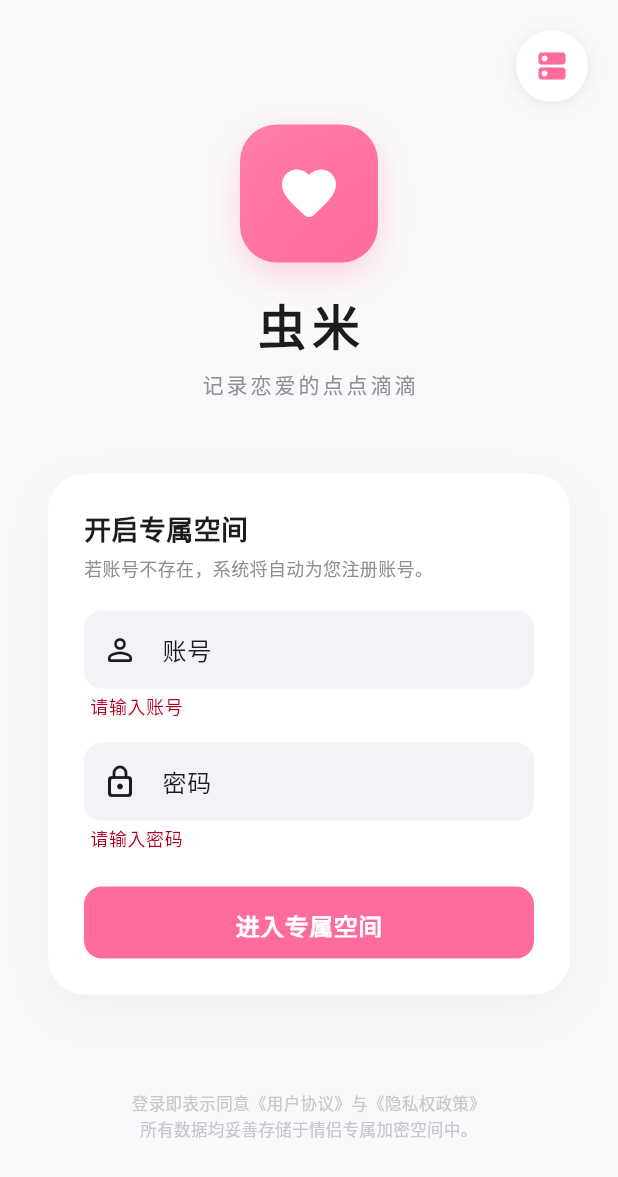
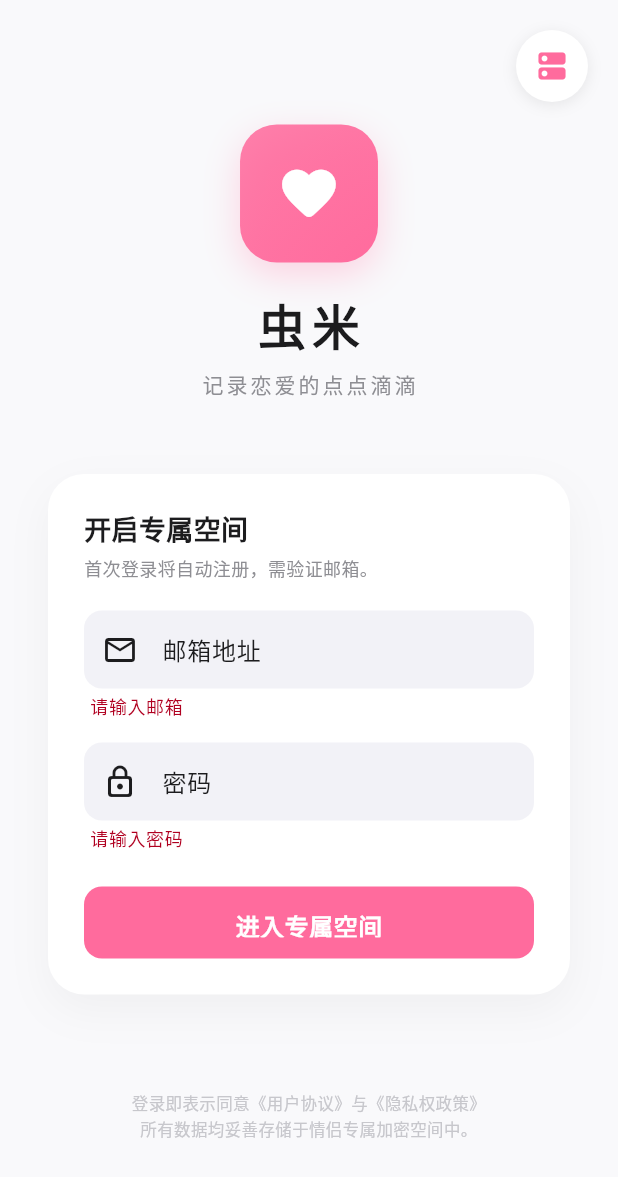
Before and after one commit to Chain813/love-app, a Flutter app: the LoginScreen screen opened by its route, after a tap on "进入专属空间", on a phone screen of 412 x 824 dp. Shown: the top 1177 px of the screen. Run offline on Flutter 3.47's test engine with Material 3 defaults, Android fonts, the phone set to English and light mode, and no system bars; our stand-ins replace animate_do, audioplayers, cached_network_image, confetti, connectivity_plus, dio and 18 more; accounts and stored records are empty.

Commit message:
@ feat: switch to email-based authentication with verification
- Login screen: username field replaced with email field
- SupabaseService: query Profile by email instead of username
- Registration: store email in Profile table, send verification email
- Login: check email verification status, show clear error if not verified
- Local mode: quick login uses email format
- SQL: ALTER TABLE "Profile" ADD COLUMN email TEXT
@

```diff
--- a/lib/screens/auth/login_screen.dart
+++ b/lib/screens/auth/login_screen.dart
@@ -12,13 +12,13 @@ class LoginScreen extends StatefulWidget {
 }
 
 class _LoginScreenState extends State<LoginScreen> {
-  final _usernameController = TextEditingController();
+  final _emailController = TextEditingController();
   final _passwordController = TextEditingController();
   final _formKey = GlobalKey<FormState>();
 
   @override
   void dispose() {
-    _usernameController.dispose();
+    _emailController.dispose();
     _passwordController.dispose();
     super.dispose();
   }
@@ -26,14 +26,14 @@ class _LoginScreenState extends State<LoginScreen> {
   Future<void> _handleLogin(BuildContext context) async {
     if (!_formKey.currentState!.validate()) return;
 
-    final username = _usernameController.text.trim();
+    final email = _emailController.text.trim();
     final password = _passwordController.text;
 
-    final success = await context.read<AuthProvider>().loginWithPassword(username, password);
+    final success = await context.read<AuthProvider>().loginWithPassword(email, password);
     if (success && mounted) {
       ScaffoldMessenger.of(context).showSnackBar(
         SnackBar(
-          content: Text('欢迎回来，$username ✨'),
+          content: Text('欢迎回来 ✨'),
           backgroundColor: Theme.of(context).colorScheme.primary,
         ),
       );
@@ -134,7 +134,7 @@ class _LoginScreenState extends State<LoginScreen> {
                           ),
                           const SizedBox(height: 4),
                           const Text(
-                            '若账号不存在，系统将自动为您注册账号。',
+                            '首次登录将自动注册，需验证邮箱。',
                             style: TextStyle(
                               fontSize: 12,
                               color: Color(0xFF8E8E93),
@@ -142,12 +142,13 @@ class _LoginScreenState extends State<LoginScreen> {
                           ),
                           const SizedBox(height: 20),
 
-                          // 账号输入
+                          // 邮箱输入
                           TextFormField(
-                            controller: _usernameController,
+                            controller: _emailController,
+                            keyboardType: TextInputType.emailAddress,
                             decoration: InputDecoration(
-                              hintText: '账号',
-                              prefixIcon: const Icon(Icons.person_outline_rounded),
+                              hintText: '邮箱地址',
+                              prefixIcon: const Icon(Icons.email_outlined),
                               filled: true,
                               fillColor: const Color(0xFFF2F2F7),
                               border: OutlineInputBorder(
@@ -158,7 +159,10 @@ class _LoginScreenState extends State<LoginScreen> {
                             ),
                             validator: (value) {
                               if (value == null || value.trim().isEmpty) {
-                                  return '请输入账号';
+                                return '请输入邮箱';
+                              }
+                              if (!value.contains('@') || !value.contains('.')) {
+                                return '请输入有效的邮箱地址';
                               }
                               return null;
                             },
@@ -499,7 +503,7 @@ class _DatabaseConfigBottomSheetState extends State<DatabaseConfigBottomSheet> {
     );
 
     // 模拟本地自动登录
-    await context.read<AuthProvider>().loginWithPassword('本地用户', '123456');
+    await context.read<AuthProvider>().loginWithPassword('local@chongmi.com', '123456');
   }
 
   String _getDbTypeName(DbType type) {
```
Also changed, not shown: lib/services/supabase_service.dart (+33 -28 lines).
